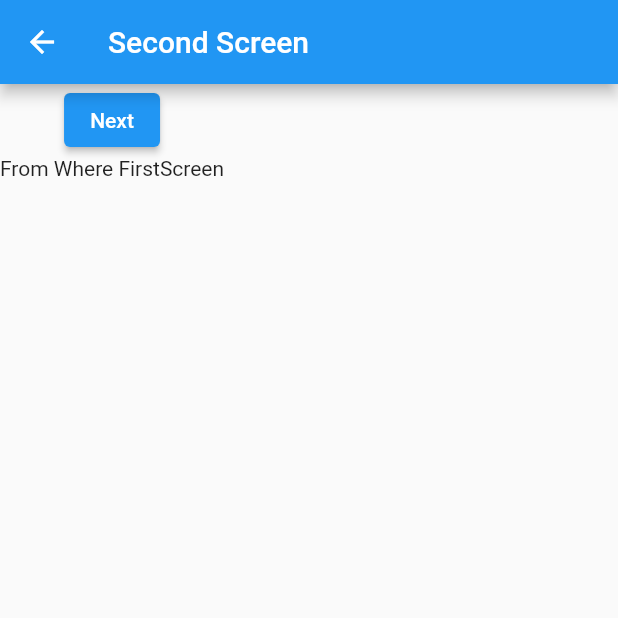
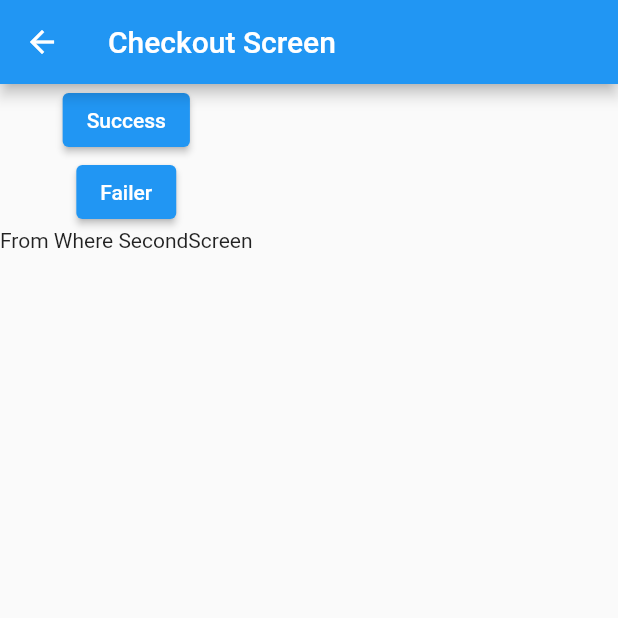
Before and after one commit to saarthi-milan-joshi/navition_sample, a Flutter app: the SecondScreen screen opened directly, after a tap on "Next", on a phone screen of 412 x 824 dp, the top half of it. Run offline on Flutter 3.47's test engine with Material 2 defaults, Android fonts, the phone set to English and light mode, and no system bars.

Commit message:
checkout and route work 21-04

```diff
--- /dev/null
+++ b/lib/checkout_screen.dart
@@ -0,0 +1,65 @@
+import 'package:flutter/material.dart';
+import 'package:navigation_sample/first_screen.dart';
+
+class CheckoutScreen extends StatefulWidget {
+  const CheckoutScreen({ Key? key, this.fromWhere }) : super(key: key);
+
+      final String? fromWhere;
+
+  @override
+  State<CheckoutScreen> createState() => _CheckoutScreenState();
+}
+
+class _CheckoutScreenState extends State<CheckoutScreen> {
+  @override
+  Widget build(BuildContext context) {
+       return Scaffold(
+      appBar: AppBar(
+        title: const Text('Checkout Screen'),
+        leading: IconButton(
+          icon:  const Icon(Icons.arrow_back),
+          onPressed: () {
+           /* Navigator.pushReplacement(
+              context,
+              MaterialPageRoute(builder: (context) => const FirstScreen(fromWhere: 'SecondScreen',)),
+            );  */
+          },
+        ),
+
+      ),
+      body: Column(
+        children: [
+           ElevatedButton(
+              onPressed: () {
+                Navigator.pop(context);
+               Navigator.push(
+                  context,
+                  MaterialPageRoute(
+                    builder: (context) => const FirstScreen(fromWhere: 'CheckoutScreen'),
+                  ),
+                );
+              },
+              child: const Text(
+                'Success',
+              ),
+            ),
+             ElevatedButton(
+              onPressed: () {
+                Navigator.pop(context);
+                /* Navigator.push(
+                  context,
+                  MaterialPageRoute(
+                    builder: (context) => const SecondScreen(),
+                  ),
+                ); */
+              },
+              child: const Text(
+                'Failer',
+              ),
+            ),
+            Text('From Where ${widget.fromWhere}')
+        ],
+      ),
+    );
+  }
+}
--- a/lib/second_screen.dart
+++ b/lib/second_screen.dart
@@ -1,4 +1,6 @@
 import 'package:flutter/material.dart';
+import 'package:navigation_sample/checkout_screen.dart';
+import 'package:navigation_sample/first_screen.dart';
 
 class SecondScreen extends StatefulWidget {
 
@@ -16,17 +18,27 @@ class _SecondScreenState extends State<SecondScreen> {
       return Scaffold(
       appBar: AppBar(
         title: const Text('Second Screen'),
+        leading: IconButton(
+          icon:  const Icon(Icons.arrow_back),
+          onPressed: () {
+            Navigator.pushReplacement(
+              context,
+              MaterialPageRoute(builder: (context) => const FirstScreen(fromWhere: 'SecondScreen',)),
+            );
+          },
+        ),
+
       ),
       body: Column(
         children: [
            ElevatedButton(
               onPressed: () {
-                /* Navigator.push(
+                Navigator.push(
                   context,
                   MaterialPageRoute(
-                    builder: (context) => const SecondScreen(),
+                    builder: (context) => const CheckoutScreen(fromWhere: 'SecondScreen'),
                   ),
-                ); */
+                );
               },
               child: const Text(
                 'Next',
```
Also changed, not shown: lib/first_screen.dart (+5 -5 lines), lib/main.dart (+10 -2 lines).
